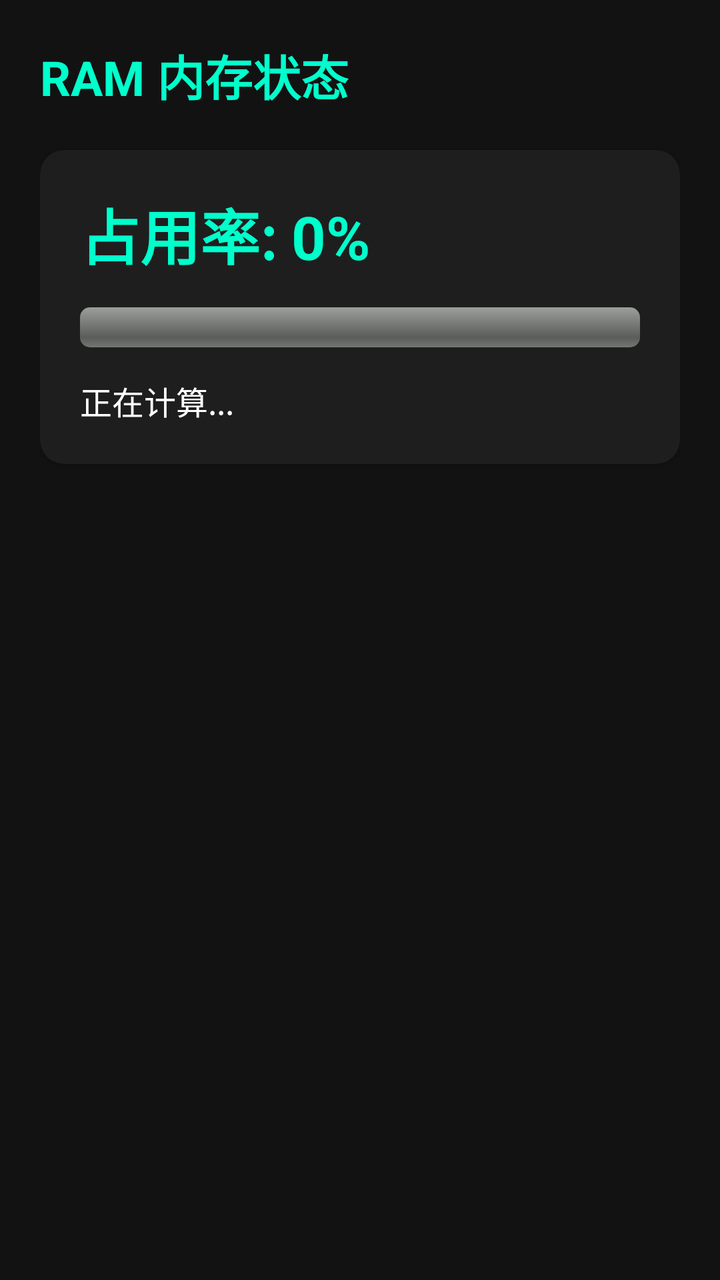
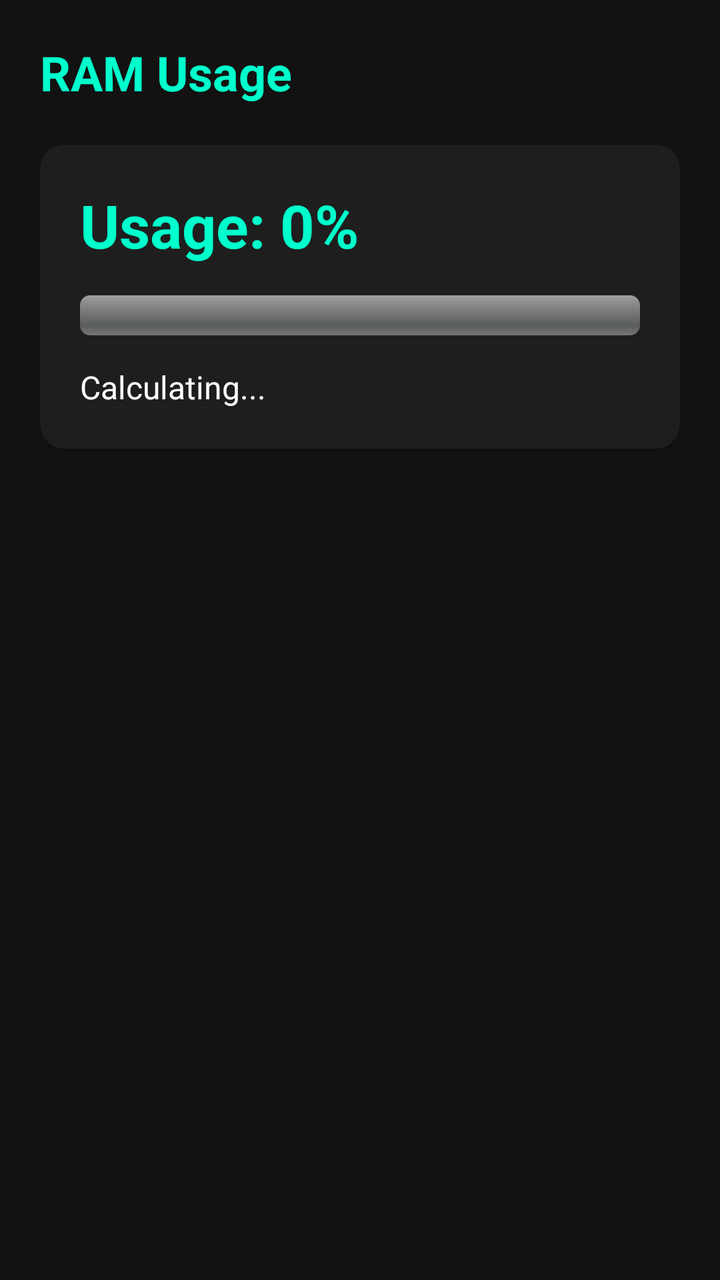

Two renders of the same Android screen: before a commit and after it. Below are the layout's source before the change and the commit's diff.
<!-- AndroidManifest.xml: application theme Theme._432AndroidToolbox -->
<!-- res/layout/activity_ram_detail.xml -->
<?xml version="1.0" encoding="utf-8"?>
<LinearLayout xmlns:android="http://schemas.android.com/apk/res/android"
    android:layout_width="match_parent"
    android:layout_height="match_parent"
    android:background="#121212"
    android:orientation="vertical"
    android:padding="20dp">

    <TextView
        android:layout_width="wrap_content"
        android:layout_height="wrap_content"
        android:text="RAM 内存状态"
        android:textColor="#00FFCC"
        android:textSize="24sp"
        android:textStyle="bold" />

    <androidx.cardview.widget.CardView
        xmlns:app="http://schemas.android.com/apk/res-auto"
        android:layout_width="match_parent"
        android:layout_height="wrap_content"
        android:layout_marginTop="20dp"
        app:cardBackgroundColor="#1E1E1E"
        app:cardCornerRadius="12dp">

        <LinearLayout
            android:layout_width="match_parent"
            android:layout_height="wrap_content"
            android:orientation="vertical"
            android:padding="20dp">

            <TextView
                android:id="@+id/tv_ram_percent"
                android:layout_width="wrap_content"
                android:layout_height="wrap_content"
                android:text="占用率: 0%"
                android:textColor="#00FFCC"
                android:textSize="30sp"
                android:textStyle="bold" />

            <ProgressBar
                android:id="@+id/pb_ram"
                style="?android:attr/progressBarStyleHorizontal"
                android:layout_width="match_parent"
                android:layout_height="20dp"
                android:layout_marginTop="15dp"
                android:layout_marginBottom="15dp"
                android:progressDrawable="@android:drawable/progress_horizontal" />

            <TextView
                android:id="@+id/tv_ram_details"
                android:layout_width="wrap_content"
                android:layout_height="wrap_content"
                android:text="正在计算..."
                android:textColor="#FFFFFF"
                android:textSize="16sp"
                android:lineSpacingExtra="8dp" />
        </LinearLayout>
    </androidx.cardview.widget.CardView>
</LinearLayout>
<!-- resources referenced by this layout -->
<resources>
  <style name="Theme._432AndroidToolbox" parent="Base.Theme._432AndroidToolbox" />
  <style name="Base.Theme._432AndroidToolbox" parent="Theme.Material3.DayNight.NoActionBar">
          
          
      </style>
</resources>

<!-- the commit's change to res/layout/activity_ram_detail.xml (unified diff, before → after) -->
@@ -9,7 +9,7 @@
     <TextView
         android:layout_width="wrap_content"
         android:layout_height="wrap_content"
-        android:text="RAM 内存状态"
+        android:text="RAM Usage"
         android:textColor="#00FFCC"
         android:textSize="24sp"
         android:textStyle="bold" />
@@ -32,7 +32,7 @@
                 android:id="@+id/tv_ram_percent"
                 android:layout_width="wrap_content"
                 android:layout_height="wrap_content"
-                android:text="占用率: 0%"
+                android:text="Usage: 0%"
                 android:textColor="#00FFCC"
                 android:textSize="30sp"
                 android:textStyle="bold" />
@@ -50,7 +50,7 @@
                 android:id="@+id/tv_ram_details"
                 android:layout_width="wrap_content"
                 android:layout_height="wrap_content"
-                android:text="正在计算..."
+                android:text="Calculating..."
                 android:textColor="#FFFFFF"
                 android:textSize="16sp"
                 android:lineSpacingExtra="8dp" />
